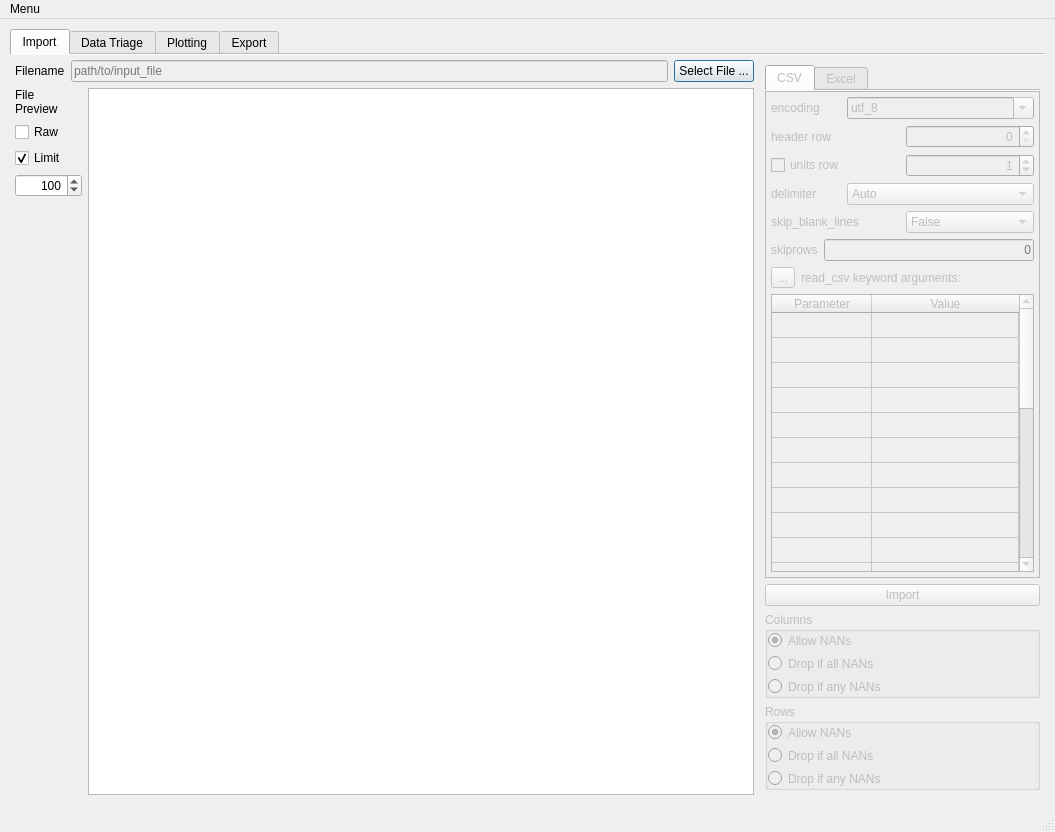
Old version of the form colliderscope.ui in the repository kevinanewman/colliderscope2024.
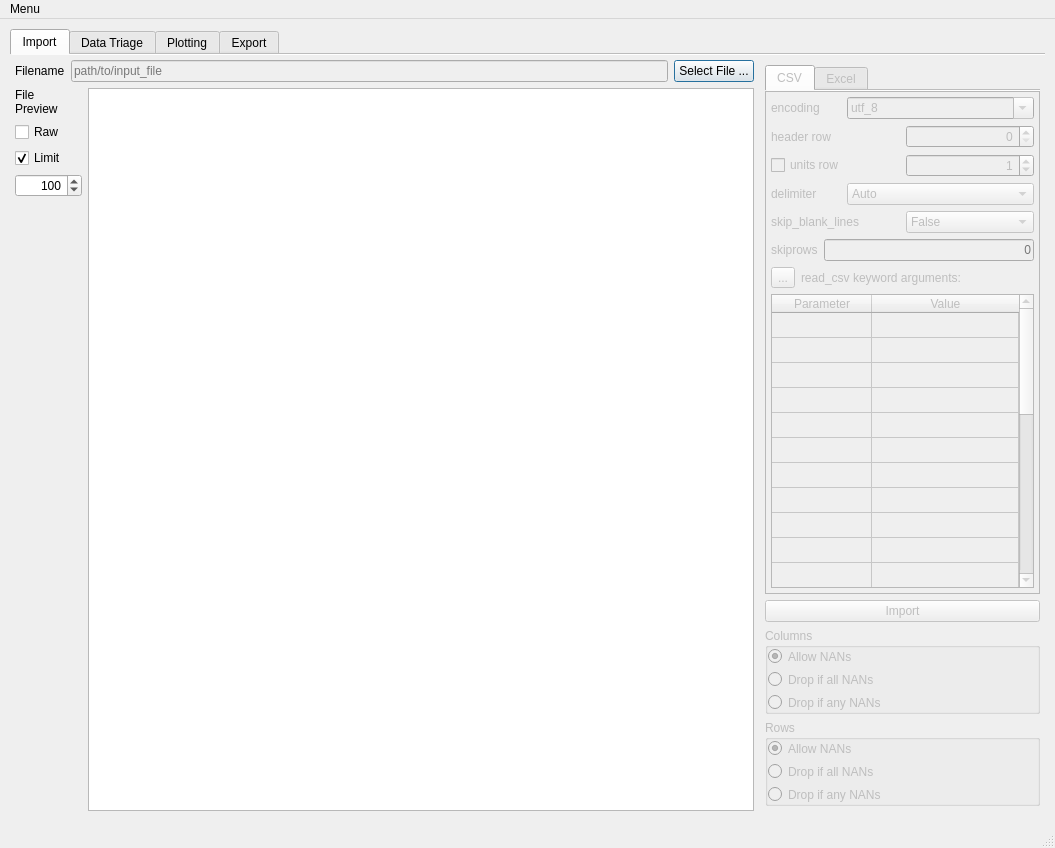
New version of the form. Icons and pictures are not drawn. Custom widgets are drawn as their Qt base class.

Commit message: add ability to select and delete files from the export batch files listwidget

The edit to the form file:
```diff
--- a/colliderscope.ui
+++ b/colliderscope.ui
@@ -7,7 +7,7 @@
     <x>0</x>
     <y>0</y>
     <width>1055</width>
-    <height>832</height>
+    <height>848</height>
    </rect>
   </property>
   <property name="windowTitle">
@@ -359,7 +359,7 @@
                      <x>0</x>
                      <y>0</y>
                      <width>274</width>
-                     <height>486</height>
+                     <height>502</height>
                     </rect>
                    </property>
                    <layout class="QVBoxLayout" name="verticalLayout_20" stretch="0,0,0,0,0,0,0">
```
Left out of the diff: 5 changed lines with no effect on the pictures. The commit also changes 2 other files.
